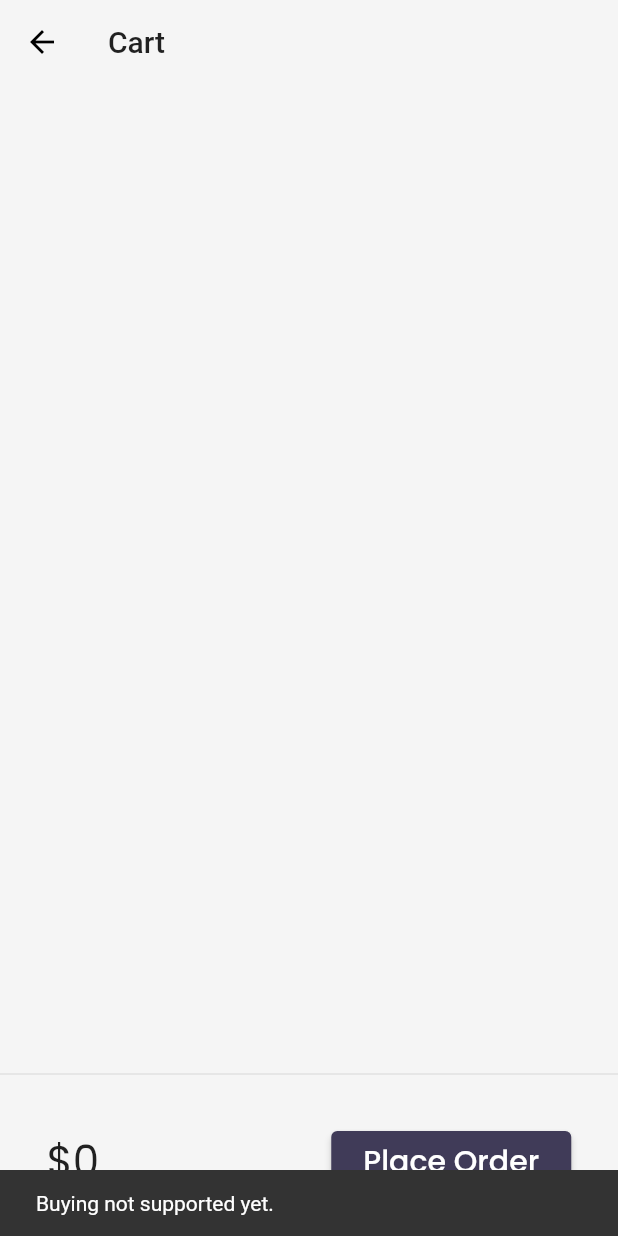
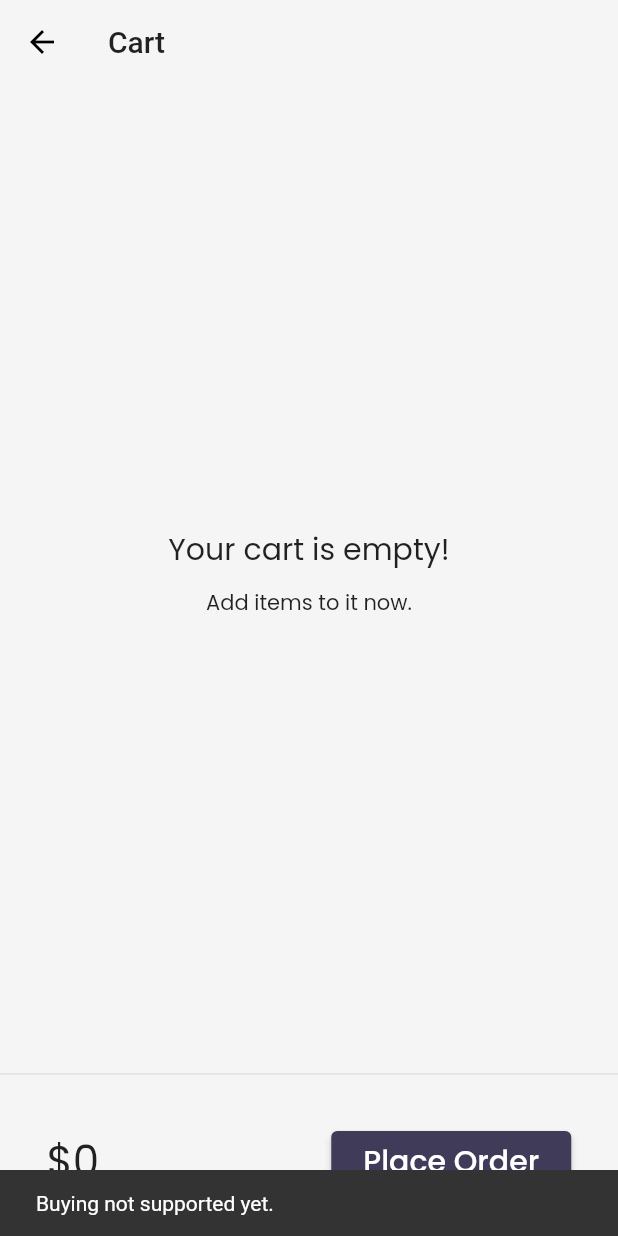
Before and after one commit to adityajaiswal094/E-commerceApp, a Flutter app: the CartPage screen opened by its route, after a tap on "Place Order", on a phone screen of 412 x 824 dp. Run offline on Flutter 3.47's test engine with Material 2 defaults, Android fonts, the phone set to English and light mode, and no system bars; drawn by our look-alikes of velocity_x; our stand-ins replace google_fonts, lorem_ipsum; network calls fail.

Commit message:
Day-6 completed

```diff
--- /dev/null
+++ b/lib/core/store.dart
@@ -0,0 +1,14 @@
+import 'package:some_app/models/cart.dart';
+import 'package:some_app/models/catalog.dart';
+import 'package:velocity_x/velocity_x.dart';
+
+class MyStore extends VxStore {
+  CatalogModels catalog;
+  CartModel cart;
+
+  MyStore() {
+    catalog = CatalogModels();
+    cart = CartModel();
+    cart.catalog = catalog;
+  }
+}
--- a/lib/models/cart.dart
+++ b/lib/models/cart.dart
@@ -1,12 +1,6 @@
 import 'package:some_app/models/catalog.dart';
 
 class CartModel {
-  static final cartModel = CartModel._internal();
-
-  CartModel._internal();
-
-  factory CartModel() => cartModel;
-
   CatalogModels _catalog;
 
   //Collection of IDs - Store Ids of each item
--- a/lib/models/catalog.dart
+++ b/lib/models/catalog.dart
@@ -1,12 +1,6 @@
 import 'dart:convert';
 
 class CatalogModels {
-  static final catalogModel = CatalogModels._internal();
-
-  CatalogModels._internal();
-
-  factory CatalogModels() => catalogModel;
-
   static List<Items> items;
 
   //Get item by ID
--- a/lib/pages/cart_page.dart
+++ b/lib/pages/cart_page.dart
@@ -66,25 +66,42 @@ class _CartTotal extends StatelessWidget {
   }
 }
 
-class _CartList extends StatefulWidget {
-  @override
-  __CartListState createState() => __CartListState();
-}
-
-class __CartListState extends State<_CartList> {
+class _CartList extends StatelessWidget {
   final _cart = CartModel();
 
   @override
   Widget build(BuildContext context) {
-    return ListView.builder(
+    return _cart.items.isEmpty
+        ? emptyCart()
+        : ListView.builder(
             itemCount: _cart.items?.length,
             itemBuilder: (context, index) {
               return ListTile(
                 leading: Icon(Icons.done),
                 trailing: IconButton(
-                icon: Icon(Icons.remove_circle_outline), onPressed: () {}),
+                    icon: Icon(Icons.remove_circle_outline),
+                    onPressed: () {
+                      _cart.remove(_cart.items[index]);
+                    }),
                 title: Text("${_cart.items[index].name}"),
               );
             });
   }
+
+  emptyCart() {
+    return Column(
+      mainAxisAlignment: MainAxisAlignment.center,
+      children: [
+        Text(
+          "Your cart is empty!",
+          style: TextStyle(fontSize: 20),
+        ),
+        SizedBox(height: 10),
+        Text(
+          "Add items to it now.",
+          // style: Theme.of(context).textTheme.caption,
+        )
+      ],
+    );
   }
+}
--- a/lib/pages/home_page.dart
+++ b/lib/pages/home_page.dart
@@ -14,10 +14,6 @@ class HomePage extends StatefulWidget {
 }
 
 class _HomePageState extends State<HomePage> {
-  final int days = 30;
-
-  final String name = "Aditya";
-
   @override
   void initState() {
     super.initState();
--- /dev/null
+++ b/lib/widgets/home_widgets/add_to_cart.dart
@@ -0,0 +1,35 @@
+import 'package:flutter/cupertino.dart';
+import 'package:flutter/material.dart';
+import 'package:some_app/models/cart.dart';
+import 'package:some_app/models/catalog.dart';
+import 'package:velocity_x/velocity_x.dart';
+
+class AddToCart extends StatelessWidget {
+  final Items catalog;
+  AddToCart({
+    Key key,
+    this.catalog,
+  }) : super(key: key);
+
+  final _cart = CartModel();
+
+  @override
+  Widget build(BuildContext context) {
+    bool isInCart = _cart.items.contains(catalog) ?? false;
+    return ElevatedButton(
+        onPressed: () {
+          if (!isInCart) {
+            isInCart = isInCart.toggle();
+            final _catalog = CatalogModels();
+            _cart.catalog = _catalog;
+            _cart.add(catalog);
+          }
+        },
+        child:
+            isInCart ? Icon(Icons.done) : Icon(CupertinoIcons.cart_badge_plus),
+        style: ButtonStyle(
+          backgroundColor: MaterialStateProperty.all(context.theme.buttonColor),
+          shape: MaterialStateProperty.all(StadiumBorder()),
+        ));
+  }
+}
--- a/lib/widgets/home_widgets/catalog_header.dart
+++ b/lib/widgets/home_widgets/catalog_header.dart
@@ -1,5 +1,4 @@
 import 'package:flutter/material.dart';
-// import 'package:some_app/widgets/themes.dart';
 import 'package:velocity_x/velocity_x.dart';
 
 class CatalogHeader extends StatelessWidget {
```
Also changed, not shown: lib/main.dart (+8 -1 lines), lib/pages/homeDetail_page.dart (+2 -14 lines), lib/widgets/home_widgets/catalog_list.dart (+2 -36 lines). Lines whose indentation alone changed are shown as unchanged.
